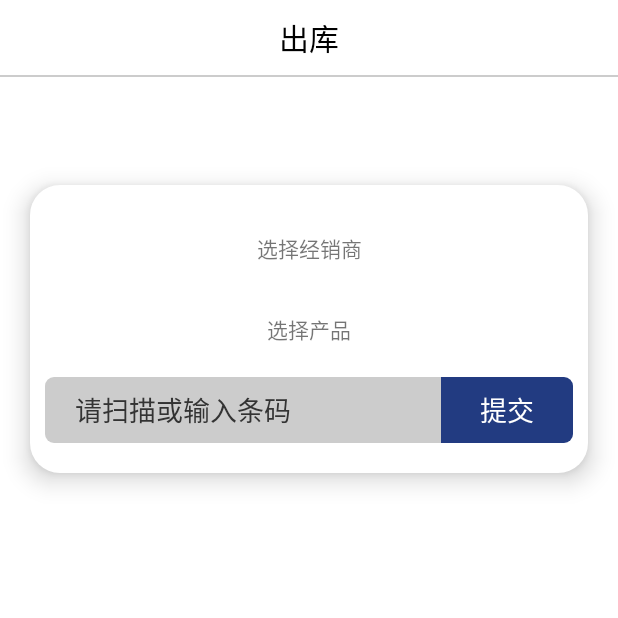
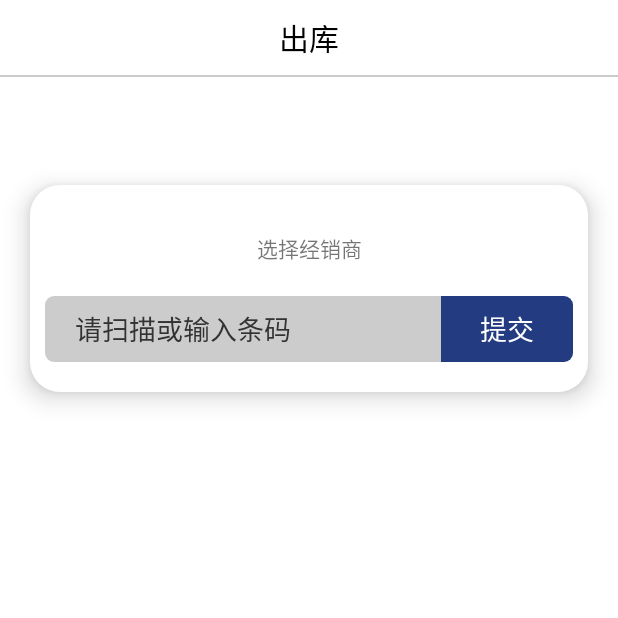
Before and after one commit to fengwei92/StanicPDA, an Android app: the OutputActivity screen opened directly, with no data from a screen before it, on a phone screen of 412 x 824 dp, the top half of it. Run offline under Robolectric (Android 15) with nearby library versions, the phone set to English and light mode, and no system bars; our stand-ins replace Volley; libraries missing offline, so code that uses them is left out: com.alibaba.fastjson; 3 statements that could not run were skipped.

Commit message:
修改bug

```diff
--- a/app/src/main/java/com/stanic/pda/view/AddLabelActivity.kt
+++ b/app/src/main/java/com/stanic/pda/view/AddLabelActivity.kt
@@ -119,7 +119,7 @@ class AddLabelActivity : BaseActivity() , MvpView , View.OnClickListener{
             Toast.makeText(this,"箱码不能为空",Toast.LENGTH_SHORT).show()
             return
         }
-        val url = "${BASE_URL}pdaout/replabel"
+        val url = "${BASE_URL}pdaout/replabel                                           "
         val map = HashMap<Any,Any>()
         map["project"] = StanicManager.stanicManager.projectCode!!
         map["barcode"] = boxCode
--- a/app/src/main/java/com/stanic/pda/view/OutputActivity.kt
+++ b/app/src/main/java/com/stanic/pda/view/OutputActivity.kt
@@ -35,6 +35,9 @@ class OutputActivity : BaseActivity(), MvpView, View.OnClickListener,
     private val outBeanList = ArrayList<OutBean>()
     private var outAdapter: OutAdapter? = null
     private var currentCode: String = ""
+    companion object{
+        private const val ADMIN_ID = "e4bf44cd329f43f18f2c48d57e03e3db"
+    }
 
     override fun onClick(v: View?) {
         when (v?.id) {
@@ -78,6 +81,12 @@ class OutputActivity : BaseActivity(), MvpView, View.OnClickListener,
      * 初始化view
      */
     private fun initView() {
+        val angecyId = StanicManager.stanicManager.userAgencyId
+        if (angecyId == ADMIN_ID){
+            tv_choose_pdt.visibility = View.VISIBLE
+        }else{
+            tv_choose_pdt.visibility = View.GONE
+        }
         iv_1.setBackgroundColor(resources.getColor(R.color.mian_color))
         tv_parts.setTextColor(resources.getColor(R.color.mian_color))
         outstatus = 3
@@ -162,7 +171,7 @@ class OutputActivity : BaseActivity(), MvpView, View.OnClickListener,
             et_out_code.setText("")
             outBean.pdtName = mPdtBean?.pdtname
             outBean.setsCode(currentCode)
-            outBeanList.add(outBean)
+            outBeanList.add(0,outBean)
             setAdapter()
         }else{
             Toast.makeText(this,outBean.msg,Toast.LENGTH_SHORT).show()
```
